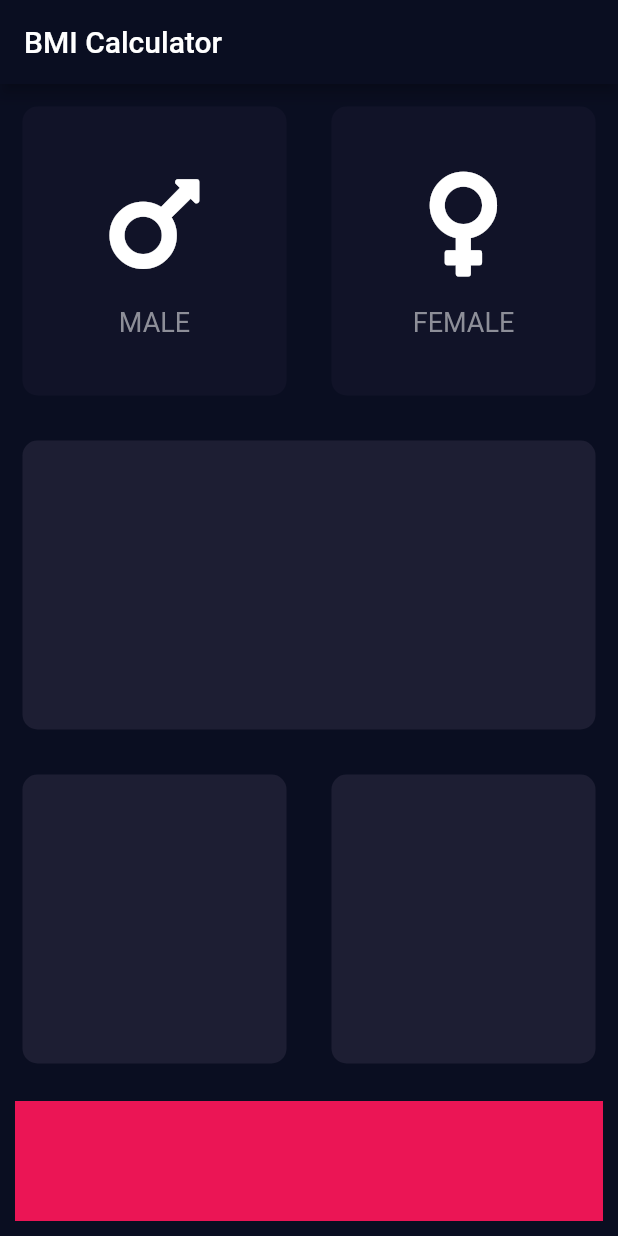
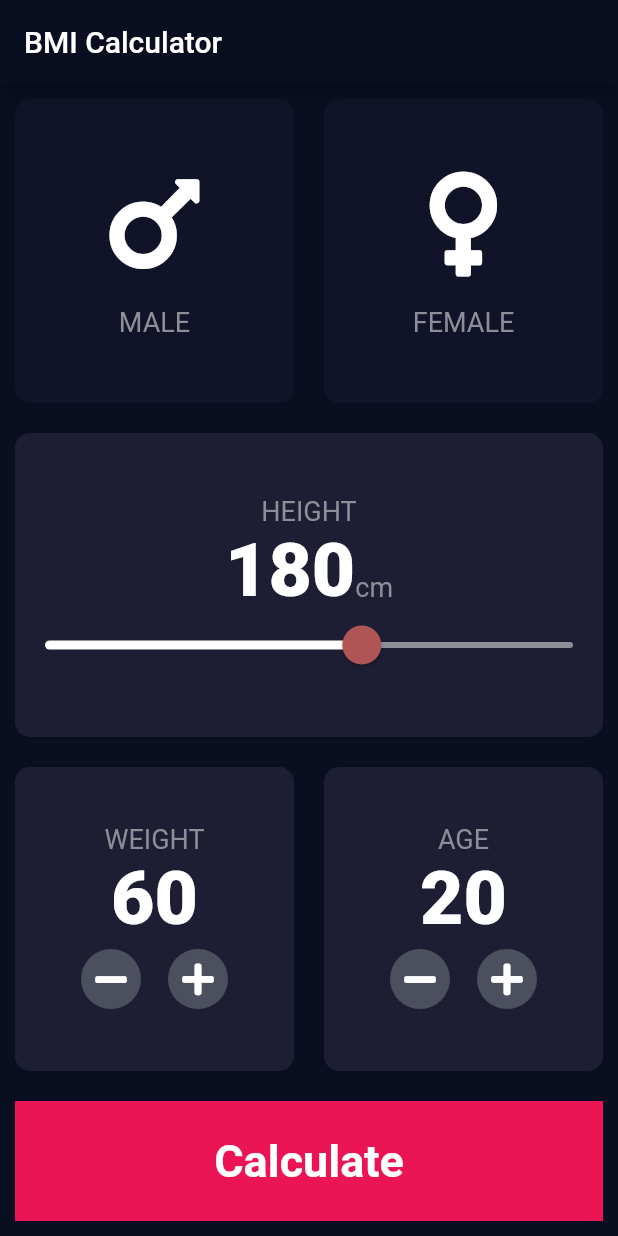
Before and after one commit to charlesreign/bmicalculator, a Flutter app: the screen it shows after launch, on a phone screen of 412 x 824 dp. Run offline on Flutter 3.47's test engine with Material 2 defaults, Android fonts, the phone set to English and light mode, and no system bars; our stand-ins replace font_awesome_flutter.

Commit message:
finished working on the main screen

```diff
--- a/lib/src/custom_widgets/constants.dart
+++ b/lib/src/custom_widgets/constants.dart
@@ -9,3 +9,12 @@ const labelTextStyle = TextStyle(
   fontSize: 18.0,
   color: Color(0xFF8D8E98),
 );
+
+const numberTextStyle = TextStyle(
+    fontSize: 50.0, fontWeight: FontWeight.w900, color: Color(0xFFFFFFFF));
+
+const largeTextButton =
+    TextStyle(color: Colors.white, fontWeight: FontWeight.w700, fontSize: 30);
+
+const titleTextStyle =
+    TextStyle(color: Colors.white, fontSize: 45, fontWeight: FontWeight.bold);
--- a/lib/src/custom_widgets/reuseable_card.dart
+++ b/lib/src/custom_widgets/reuseable_card.dart
@@ -11,7 +11,7 @@ class ReusableCard extends StatelessWidget {
       onTap: onPress,
       child: Container(
         child: cardChild,
-        margin: EdgeInsets.all(15.0),
+        margin: EdgeInsets.all(10.0),
         decoration: BoxDecoration(
           color: colour,
           borderRadius: BorderRadius.circular(10.0),
--- a/lib/src/inputpage.dart
+++ b/lib/src/inputpage.dart
@@ -1,3 +1,4 @@
+import 'package:bmicalculator/src/results_page.dart';
 import 'package:flutter/material.dart';
 import 'package:font_awesome_flutter/font_awesome_flutter.dart';
 import 'custom_widgets/icon_content.dart';
@@ -5,6 +6,9 @@ import 'custom_widgets/reuseable_card.dart';
 import 'custom_widgets/constants.dart';
 
 enum Gender { male, female }
+int height = 180;
+int weight = 60;
+int age = 20;
 
 class InputPage extends StatefulWidget {
   const InputPage({Key? key}) : super(key: key);
@@ -19,6 +23,7 @@ class _InputPageState extends State<InputPage> {
   @override
   Widget build(BuildContext context) {
     return Column(
+      crossAxisAlignment: CrossAxisAlignment.stretch,
       children: [
         Expanded(
           child: Row(
@@ -50,29 +55,187 @@ class _InputPageState extends State<InputPage> {
         ),
         Expanded(
           child: ReusableCard(
-            Color(cardColour),
-
-          ),
-
+              Color(cardColour),
+              Column(
+                mainAxisAlignment: MainAxisAlignment.center,
+                children: [
+                  Text(
+                    'HEIGHT',
+                    style: labelTextStyle,
+                  ),
+                  Row(
+                    mainAxisAlignment: MainAxisAlignment.center,
+                    crossAxisAlignment: CrossAxisAlignment.baseline,
+                    textBaseline: TextBaseline.alphabetic,
+                    children: [
+                      Text(
+                        height.toString(),
+                        style: numberTextStyle,
+                      ),
+                      Text(
+                        'cm',
+                        style: labelTextStyle,
+                      )
+                    ],
+                  ),
+                  SliderTheme(
+                    data: SliderTheme.of(context).copyWith(
+                      activeTrackColor: Colors.white,
+                      inactiveTrackColor: Color(0xFF8d8E98),
+                      thumbColor: Color(0xFFEB15555),
+                      overlayColor: Color(0x29EB15555),
+                      thumbShape:
+                          RoundSliderThumbShape(enabledThumbRadius: 13.0),
+                      overlayShape:
+                          RoundSliderOverlayShape(overlayRadius: 20.0),
+                    ),
+                    child: Slider(
+                        value: height.toDouble(),
+                        min: 120.0,
+                        max: 220.0,
+                        onChanged: (double newValue) {
+                          setState(() {
+                            height = newValue.round();
+                          });
+                        }),
+                  )
+                ],
+              )),
         ),
         Expanded(
             child: Row(
           children: [
             Expanded(
-              child: ReusableCard(Color(cardColour)),
+              child: ReusableCard(
+                  Color(cardColour),
+                  Column(
+                    mainAxisAlignment: MainAxisAlignment.center,
+                    children: [
+                      Text(
+                        'WEIGHT',
+                        style: labelTextStyle,
+                      ),
+                      Text(
+                        weight.toString(),
+                        style: numberTextStyle,
+                      ),
+                      Row(
+                        mainAxisAlignment: MainAxisAlignment.center,
+                        children: [
+                          RoundIconButton(
+                            icon: FontAwesomeIcons.minus,
+                            onPressed: () {
+                              setState(() {
+                                weight--;
+                              });
+                            },
+                          ),
+                          SizedBox(
+                            width: 10.0,
+                          ),
+                          RoundIconButton(
+                            icon: FontAwesomeIcons.plus,
+                            onPressed: () {
+                              setState(() {
+                                weight++;
+                              });
+                            },
+                          )
+                        ],
+                      )
+                    ],
+                  )),
             ),
             Expanded(
-              child: ReusableCard(Color(cardColour)),
+              child: ReusableCard(
+                  Color(cardColour),
+                  Column(
+                    mainAxisAlignment: MainAxisAlignment.center,
+                    children: [
+                      Text(
+                        'AGE',
+                        style: labelTextStyle,
+                      ),
+                      Text(
+                        age.toString(),
+                        style: numberTextStyle,
+                      ),
+                      Row(
+                        mainAxisAlignment: MainAxisAlignment.center,
+                        children: [
+                          RoundIconButton(
+                            icon: FontAwesomeIcons.minus,
+                            onPressed: () {
+                              setState(() {
+                                age--;
+                              });
+                            },
+                          ),
+                          SizedBox(
+                            width: 10.0,
+                          ),
+                          RoundIconButton(
+                            icon: FontAwesomeIcons.plus,
+                            onPressed: () {
+                              setState(() {
+                                age++;
+                              });
+                            },
+                          ),
+                        ],
+                      )
+                    ],
+                  )),
             )
           ],
         )),
-        Container(
-          color: Color(bottomContainerColour),
-          margin: EdgeInsets.all(10.0),
-          width: double.infinity,
-          height: bottomContainerHeight,
+        GestureDetector(
+          onTap: () {
+            Navigator.push(
+              context,
+              MaterialPageRoute(builder: (context)=>ResultPage()),
+            );
+          },
+          child: Container(
+            child: Center(
+              child: Text(
+                'Calculate',
+                style: largeTextButton
+              ),
+            ),
+            color: Color(bottomContainerColour),
+            margin: EdgeInsets.all(10.0),
+            width: double.infinity,
+            height: bottomContainerHeight,
+          ),
         )
       ],
     );
   }
 }
+
+//creating a custom widget (createing a button)
+
+class RoundIconButton extends StatelessWidget {
+  RoundIconButton({this.icon, this.onPressed});
+  final IconData? icon;
+  final Function()? onPressed;
+
+  @override
+  Widget build(BuildContext context) {
+    return RawMaterialButton(
+      child: Icon(
+        icon,
+        color: Colors.white,
+      ),
+      onPressed: onPressed,
+      elevation: 0.0,
+      shape: CircleBorder(),
+      fillColor: Color(0xFF4C4F5E),
+      constraints: BoxConstraints.tightFor(
+        width: 40.0,
+        height: 40.0,
+      ),
+    );
+  }
+}
--- /dev/null
+++ b/lib/src/results_page.dart
@@ -0,0 +1,20 @@
+import 'package:flutter/material.dart';
+import 'custom_widgets/constants.dart';
+class ResultPage extends StatelessWidget {
+  const ResultPage({Key? key}) : super(key: key);
+
+  @override
+  Widget build(BuildContext context) {
+    return Scaffold(
+      appBar: AppBar(
+        title: Text('BMI Calculator'),
+      ),
+      body: Column(
+        mainAxisAlignment: MainAxisAlignment.spaceEvenly,
+        children: [
+          Text('Your Result',style: titleTextStyle,)
+        ],
+      ),
+    );
+  }
+}
```
